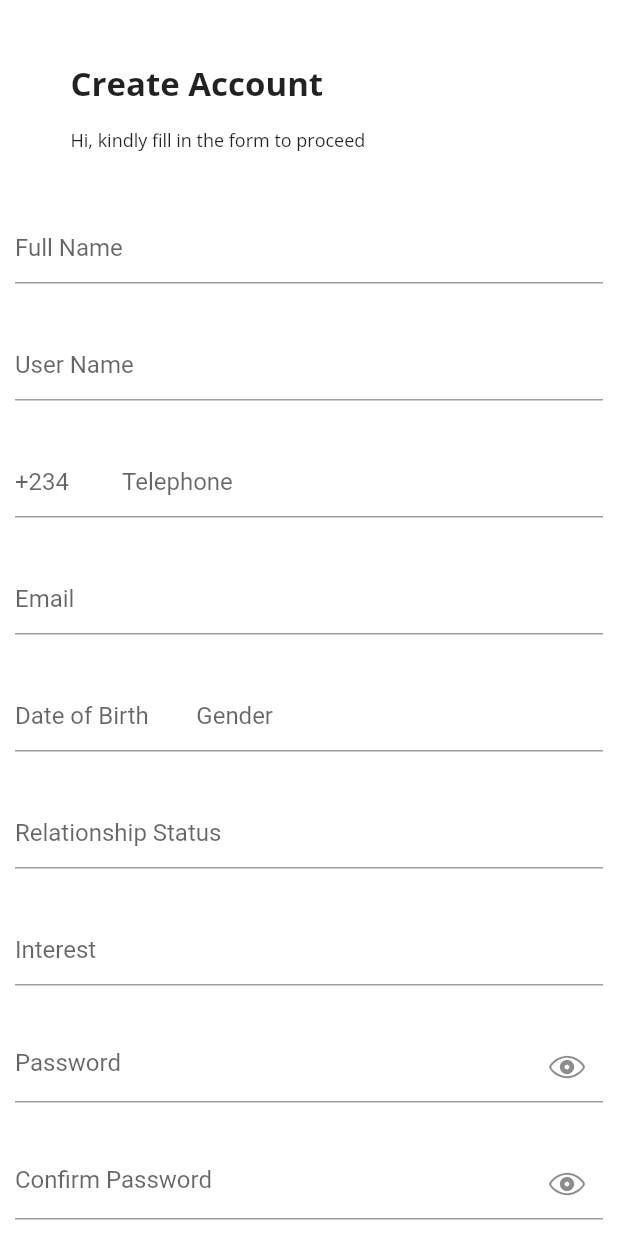
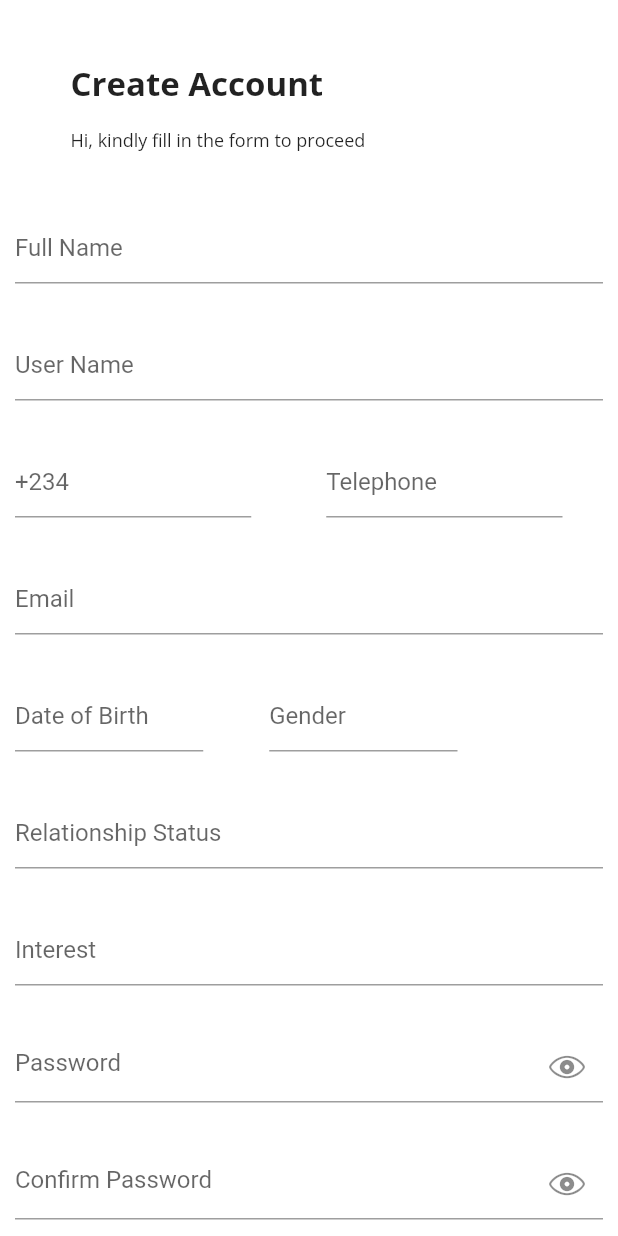
Before and after one commit to Jesuloba-king/week8, a Flutter app: the screen it shows after launch, on a phone screen of 412 x 824 dp. Run offline on Flutter 3.47's test engine with Material 2 defaults, Android fonts, the phone set to English and light mode, and no system bars; our stand-ins replace google_fonts.

Commit message:
Week 8 Figma classwork

```diff
--- a/lib/main.dart
+++ b/lib/main.dart
@@ -102,8 +102,7 @@ class _SignUpPageState extends State<SignUpPage> {
                   margin: const EdgeInsets.all(10),
                   child: Form(key: formKey,
                     child: Column(
-                        children: <Widget>[
-                          //Full name field
+                        children: [
                           TextFormField(
                             validator: (String? val){
                               if(val!.isEmpty){
@@ -114,10 +113,6 @@ class _SignUpPageState extends State<SignUpPage> {
                             decoration: const InputDecoration(
                                 hintText: "Full Name"
                             ),
-                            // style: GoogleFonts.openSans(
-                            //     fontSize: 12,
-                            //     fontWeight: FontWeight.w400,
-                            //     color: const Color(0XFF030303)),
                           ),
 
                           //User name filed
@@ -140,6 +135,23 @@ class _SignUpPageState extends State<SignUpPage> {
 
                           //Phone number field
                           const SizedBox(height: 30,),
+                          Row(
+                            children: [
+                              Expanded(
+                                child: TextFormField(
+                                  validator: (String? val){
+                                    if(val!.isEmpty){
+                                      return "Nigeria\'s code";
+                                    }
+                                    return null;
+                                  },
+                                  decoration: const InputDecoration(
+                                      hintText: "+234"
+                                  ),
+                                ),
+                              ),
+                              SizedBox(width: 50,),
+                              Expanded(child:
                               TextFormField(
                                 validator: (String? val){
                                   if(val!.isEmpty){
@@ -148,12 +160,11 @@ class _SignUpPageState extends State<SignUpPage> {
                                   return null;
                                 },
                                 decoration: const InputDecoration(
-                                hintText: "+234         Telephone"
+                                    hintText: "Telephone"
                                 ),
-                            // style: GoogleFonts.openSans(
-                            //     fontSize: 12,
-                            //     fontWeight: FontWeight.w400,
-                            //     color: const Color(0XFF030303)),
+                              ),),
+                              SizedBox(width: 27,),
+                            ],
                           ),
 
                           //Email field....
@@ -176,16 +187,35 @@ class _SignUpPageState extends State<SignUpPage> {
 
                           //Date of birth and Gender field....
                           const SizedBox(height: 30,),
-                          TextFormField(
+                          Row(
+                            children: [
+                              Expanded(
+                                child: TextFormField(
                                   validator: (String? val){
                                     if(val!.isEmpty){
-                                return "enter Date of Birth, gender is empty";
+                                      return "enter Date of Birth";
                                     }
                                     return null;
                                   },
                                   decoration: const InputDecoration(
-                                hintText: "Date of Birth        Gender"
+                                      hintText: "Date of Birth"
                                   ),
+                                ),
+                              ),
+                              SizedBox(width: 44,),
+                              Expanded(child: TextFormField(
+                                validator: (String? val){
+                                  if(val!.isEmpty){
+                                    return "Gender is empty";
+                                  }
+                                  return null;
+                                },
+                                decoration: const InputDecoration(
+                                    hintText: "Gender"
+                                ),
+                              ),),
+                              SizedBox(width: 97,),
+                            ],
                           ),
 
                           //Relationship Status field....
```
Lines whose indentation alone changed are shown as unchanged.
